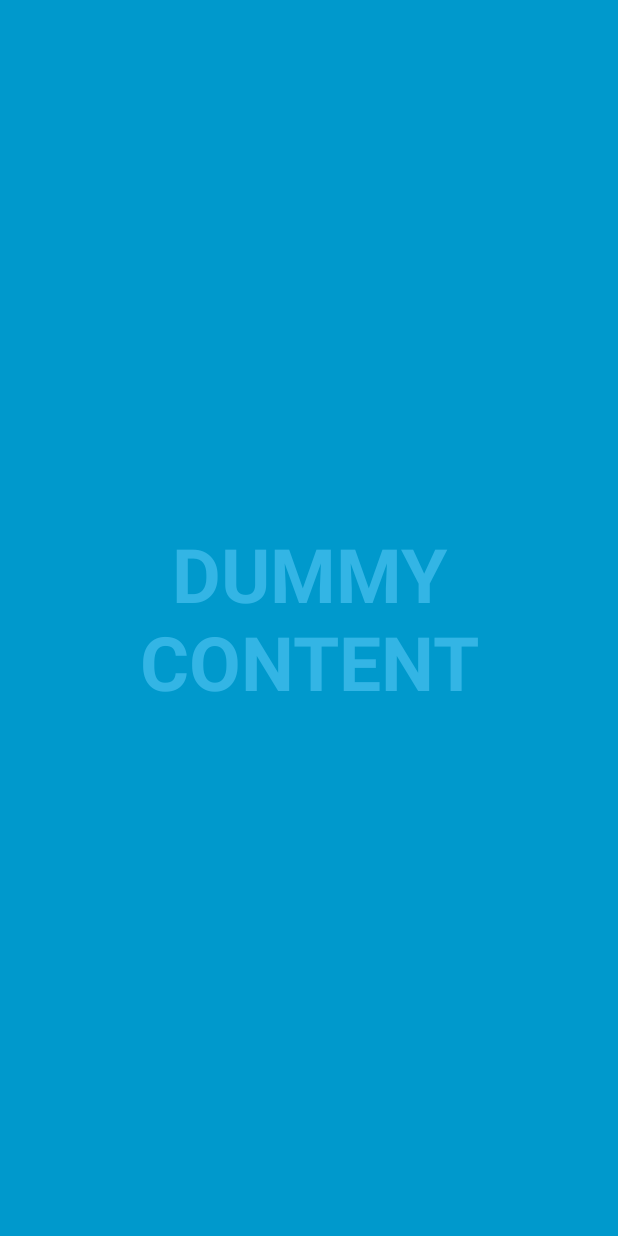
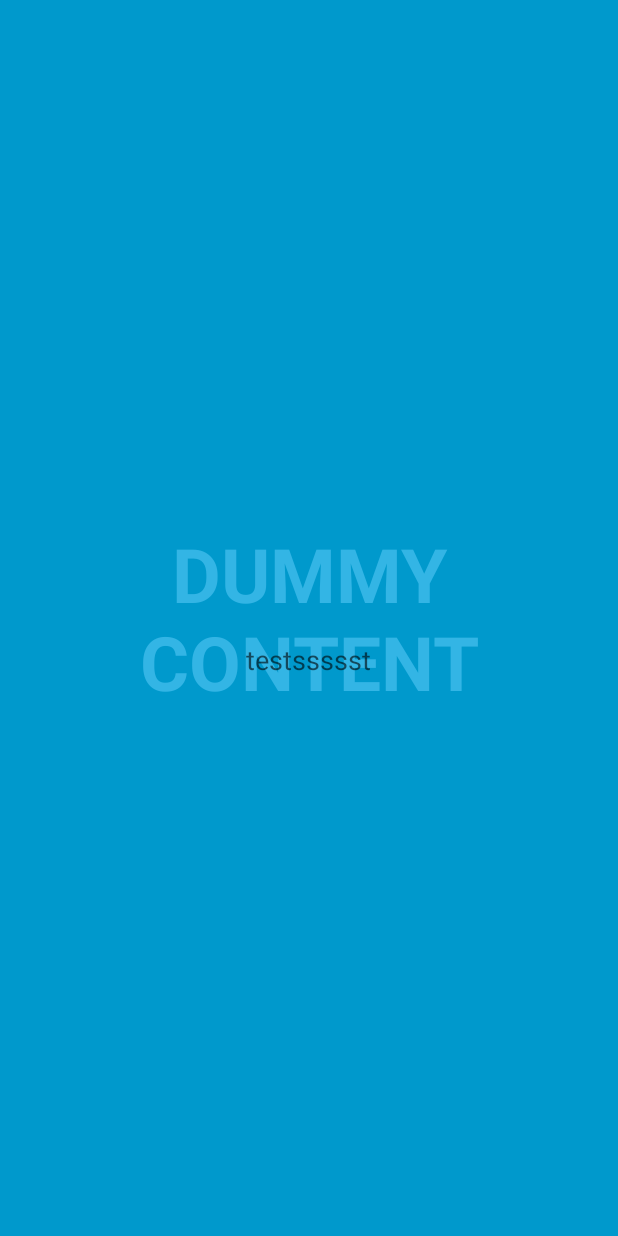
Before and after one commit to wake-0/fhvRobot, an Android app: the screen it shows after launch (RoboControlActivity), on a phone screen of 412 x 824 dp. Run offline under Robolectric (Android 15) with nearby library versions, the phone set to English and light mode, and no system bars; network calls fail.

Commit message:
Added client for the android app.

```diff
--- a/Source_App/app/src/main/java/robo/fhv/roboapp/RoboControlActivity.java
+++ b/Source_App/app/src/main/java/robo/fhv/roboapp/RoboControlActivity.java
@@ -7,6 +7,12 @@ import android.os.Bundle;
 import android.os.Handler;
 import android.view.MotionEvent;
 import android.view.View;
+import android.widget.Button;
+import android.widget.TextView;
+
+import java.net.SocketException;
+
+import robo.fhv.roboapp.robo.fhv.roboapp.network.NetworkClient;
 
 /**
  * An example full-screen activity that shows and hides the system UI (i.e.
@@ -33,7 +39,11 @@ public class RoboControlActivity extends AppCompatActivity {
 
     private View mContentView;
     private View mControlsView;
+    private TextView textView;;
+
     private boolean mVisible;
+
+    private Thread clientThread;
 
     @Override
     protected void onCreate(Bundle savedInstanceState) {
@@ -44,7 +54,8 @@ public class RoboControlActivity extends AppCompatActivity {
         mVisible = true;
         mControlsView = findViewById(R.id.fullscreen_content_controls);
         mContentView = findViewById(R.id.fullscreen_content);
-
+        textView = (TextView) findViewById(R.id.textView);
+        textView.setText("testssssst");
 
         // Set up the user interaction to manually show or hide the system UI.
         mContentView.setOnClickListener(new View.OnClickListener() {
@@ -58,6 +69,12 @@ public class RoboControlActivity extends AppCompatActivity {
         // operations to prevent the jarring behavior of controls going away
         // while interacting with the UI.
         findViewById(R.id.dummy_button).setOnTouchListener(mDelayHideTouchListener);
+
+        try {
+            clientThread = new Thread(new NetworkClient(textView));
+        } catch (SocketException e) {
+            e.printStackTrace();
+        }
     }
 
     @Override
--- /dev/null
+++ b/Source_App/app/src/main/java/robo/fhv/roboapp/robo/fhv/roboapp/network/NetworkClient.java
@@ -0,0 +1,50 @@
+package robo.fhv.roboapp.robo.fhv.roboapp.network;
+
+import android.widget.TextView;
+
+import java.io.IOException;
+import java.net.DatagramPacket;
+import java.net.DatagramSocket;
+import java.net.SocketException;
+
+/**
+ * Created by Kevin on 05.11.2015.
+ */
+public class NetworkClient implements Runnable {
+
+    private boolean isRunning = true;
+    private final int port;
+    private final DatagramSocket clientSocket;
+    private TextView textView;
+
+    public NetworkClient(TextView textView) throws SocketException {
+        this(997, textView);
+    }
+
+    public NetworkClient(int port, TextView textView) throws SocketException {
+        this.port = port;
+        this.clientSocket = new DatagramSocket(port);
+        this.textView = textView;
+    }
+
+    public void send(String message) {
+
+    }
+
+    @Override
+    public void run() {
+
+        try {
+            byte[] receiveData = new byte[1024];
+
+            while (isRunning) {
+                DatagramPacket receivePacket = new DatagramPacket(receiveData, receiveData.length);
+                clientSocket.receive(receivePacket);
+
+                textView.setText(receivePacket.toString());
+            }
+        } catch (IOException e) {
+            e.printStackTrace();
+        }
+    }
+}
--- a/Source_App/app/src/main/res/layout/activity_robo_control.xml
+++ b/Source_App/app/src/main/res/layout/activity_robo_control.xml
@@ -27,6 +27,14 @@
                 android:layout_weight="1" android:text="@string/dummy_button" />
 
         </LinearLayout>
+
+        <TextView
+            android:layout_width="wrap_content"
+            android:layout_height="wrap_content"
+            android:textAppearance="?android:attr/textAppearanceMedium"
+            android:text="Medium Text"
+            android:id="@+id/textView"
+            android:layout_gravity="center" />
     </FrameLayout>
 
 </FrameLayout>
```
